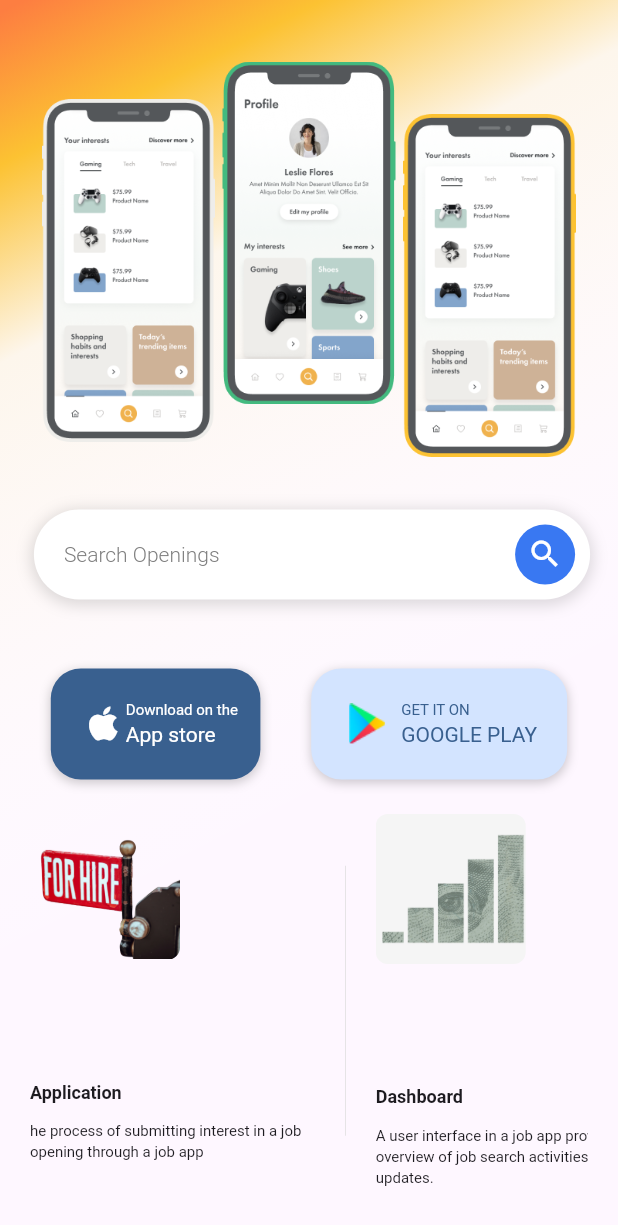
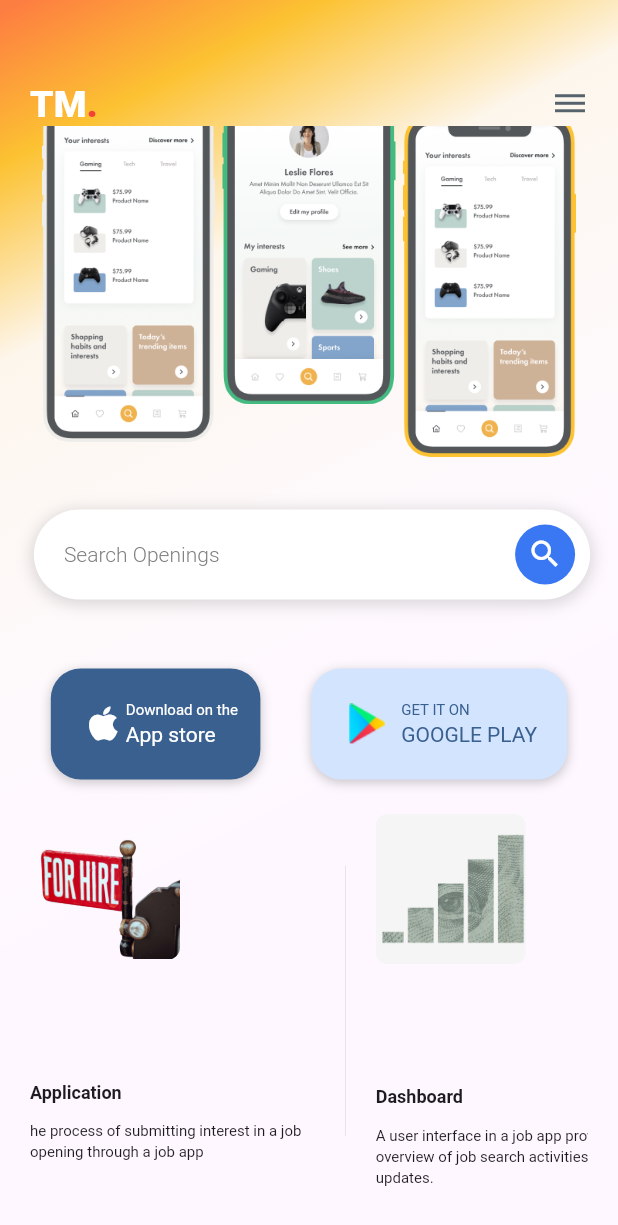
Before and after one commit to nishant-shekhar/Landing-_page, a Flutter app: the screen it shows after launch, scrolled down 327 dp, on a phone screen of 412 x 824 dp. Shown: the top 1225 px of the screen. Run offline on Flutter 3.47's test engine with Material 3 defaults, Android fonts, the phone set to English and light mode, and no system bars; our stand-ins replace google_fonts, responsive_builder; Roboto replaces fonts that are missing (Nunito, Readex Pro).

Commit message:
my changes

```diff
--- a/lib/test.dart
+++ b/lib/test.dart
@@ -20,11 +20,8 @@ class Mobilel extends StatelessWidget {
             end: AlignmentDirectional(1, 0.98),
           ),
         ),
-        child: SingleChildScrollView(
         child: Column(
-            mainAxisSize: MainAxisSize.max,
-            children: [
-              Padding(
+          children: [Padding(
                 padding: EdgeInsetsDirectional.fromSTEB(20, 55, 20, 0),
                 child: Row(
                   mainAxisSize: MainAxisSize.max,
@@ -70,6 +67,12 @@ class Mobilel extends StatelessWidget {
                   ],
                 ),
               ),
+
+          Expanded(
+            child: SingleChildScrollView(
+              child: Column(
+                mainAxisSize: MainAxisSize.max,
+                children: [
                   Padding(
                     padding: EdgeInsetsDirectional.fromSTEB(10, 10, 10, 0),
                     child: Row(
@@ -749,6 +752,9 @@ class Mobilel extends StatelessWidget {
               ),
             ),
           ),
+          ],
+        ),
+      ),
     );
   }
 }
```
Also changed, not shown: lib/page.dart/landingpage.dart (+10 -4 lines), lib/page.dart/tabletr.dart (+13 -6 lines). Lines whose indentation alone changed are shown as unchanged.
